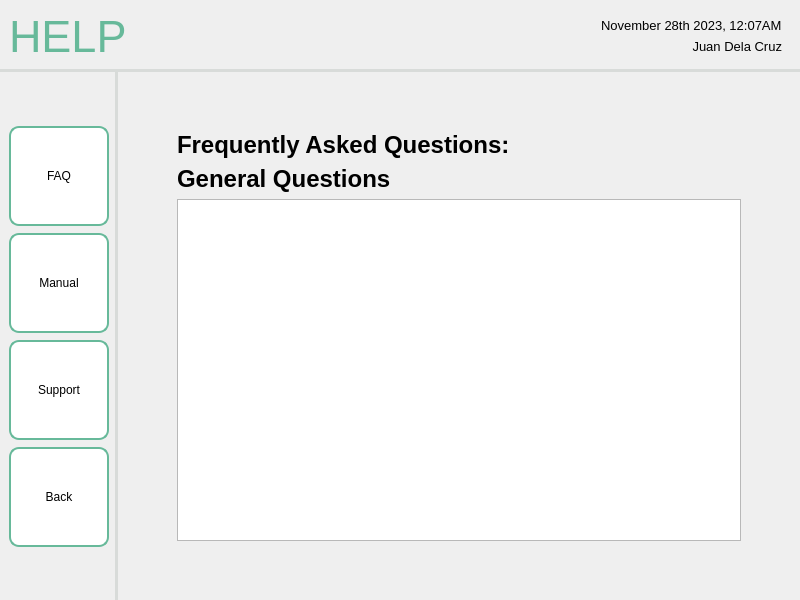
First picture: the form in screens/ui/help/help_FAQ.ui, repository sehae/POS-with-Inventory-System, before the edit.
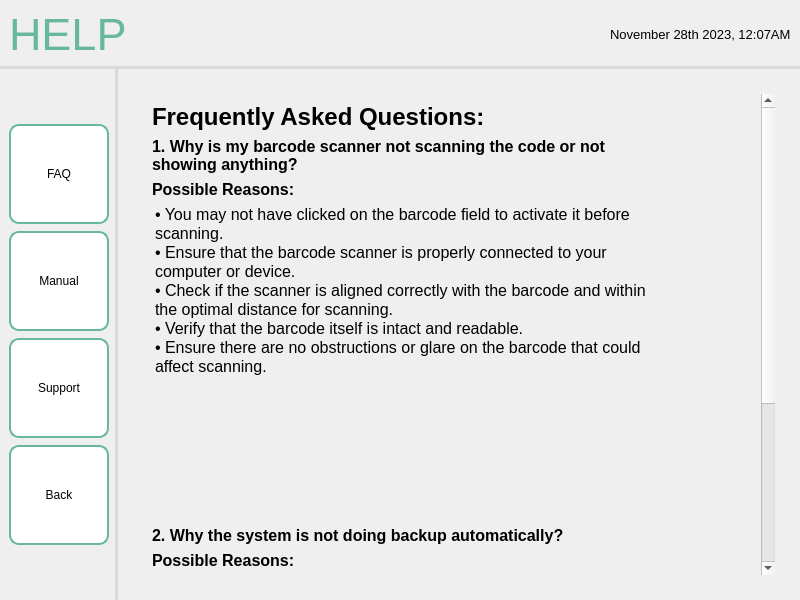
Second picture: the form after the edit. Icons and pictures are not drawn.

Commit message: Help Module DONE.

```diff
--- a/screens/ui/help/help_FAQ.ui
+++ b/screens/ui/help/help_FAQ.ui
@@ -328,46 +328,20 @@
            </spacer>
           </item>
           <item>
-           <widget class="QFrame" name="systemLabel_3">
-            <layout class="QVBoxLayout" name="verticalLayout_14">
-             <item>
-              <widget class="QLabel" name="sysTimeDate_3">
-               <property name="font">
-                <font>
-                 <pointsize>10</pointsize>
-                </font>
-               </property>
-               <property name="styleSheet">
-                <string notr="true">QLabel {
+           <widget class="QLabel" name="sysTimeDate_3">
+            <property name="font">
+             <font>
+              <pointsize>10</pointsize>
+             </font>
+            </property>
+            <property name="styleSheet">
+             <string notr="true">QLabel {
     color: black;
 }</string>
-               </property>
-               <property name="text">
-                <string>November 28th 2023, 12:07AM</string>
-               </property>
-              </widget>
-             </item>
-             <item>
-              <widget class="QLabel" name="userName_3">
-               <property name="font">
-                <font>
-                 <pointsize>10</pointsize>
-                </font>
-               </property>
-               <property name="styleSheet">
-                <string notr="true">QLabel {
-    color: black;
-}</string>
-               </property>
-               <property name="text">
-                <string>Juan Dela Cruz</string>
-               </property>
-               <property name="alignment">
-                <set>Qt::AlignRight|Qt::AlignTrailing|Qt::AlignVCenter</set>
-               </property>
-              </widget>
-             </item>
-            </layout>
+            </property>
+            <property name="text">
+             <string>November 28th 2023, 12:07AM</string>
+            </property>
            </widget>
           </item>
          </layout>
@@ -377,16 +351,16 @@
         <widget class="QWidget" name="mainContent" native="true">
          <layout class="QVBoxLayout" name="verticalLayout_10">
           <property name="leftMargin">
-           <number>50</number>
+           <number>25</number>
           </property>
           <property name="topMargin">
-           <number>50</number>
+           <number>25</number>
           </property>
           <property name="rightMargin">
-           <number>50</number>
+           <number>25</number>
           </property>
           <property name="bottomMargin">
-           <number>50</number>
+           <number>25</number>
           </property>
           <item>
            <widget class="QScrollArea" name="scrollArea">
@@ -401,11 +375,11 @@
               <rect>
                <x>0</x>
                <y>0</y>
-               <width>578</width>
-               <height>405</height>
+               <width>607</width>
+               <height>837</height>
               </rect>
              </property>
-             <layout class="QVBoxLayout" name="verticalLayout_2">
+             <layout class="QVBoxLayout" name="verticalLayout_3">
               <item>
                <widget class="QLabel" name="label">
                 <property name="font">
@@ -420,20 +394,307 @@
                </widget>
               </item>
               <item>
-               <widget class="QLabel" name="label_2">
-                <property name="font">
-                 <font>
-                  <pointsize>18</pointsize>
-                  <bold>true</bold>
-                 </font>
-                </property>
-                <property name="text">
-                 <string>General Questions</string>
-                </property>
-               </widget>
+               <layout class="QHBoxLayout" name="horizontalLayout_2">
+                <item>
+                 <widget class="QWidget" name="widget" native="true">
+                  <property name="minimumSize">
+                   <size>
+                    <width>500</width>
+                    <height>0</height>
+                   </size>
+                  </property>
+                  <property name="maximumSize">
+                   <size>
+                    <width>500</width>
+                    <height>16777215</height>
+                   </size>
+                  </property>
+                  <layout class="QVBoxLayout" name="verticalLayout">
+                   <property name="leftMargin">
+                    <number>0</number>
+                   </property>
+                   <property name="topMargin">
+                    <number>0</number>
+                   </property>
+                   <property name="rightMargin">
+                    <number>0</number>
+                   </property>
+                   <property name="bottomMargin">
+                    <number>15</number>
+                   </property>
+                   <item>
+                    <widget class="QLabel" name="label_3">
+                     <property name="font">
+                      <font>
+                       <pointsize>12</pointsize>
+                       <bold>true</bold>
+                      </font>
+                     </property>
+                     <property name="text">
+                      <string>1. Why is my barcode scanner not scanning the code or not showing anything?</string>
+                     </property>
+                     <property name="scaledContents">
+                      <bool>false</bool>
+                     </property>
+                     <property name="wordWrap">
+                      <bool>true</bool>
+                     </property>
+                    </widget>
+                   </item>
+                   <item>
+                    <widget class="QLabel" name="label_4">
+                     <property name="font">
+                      <font>
+                       <pointsize>12</pointsize>
+                       <bold>true</bold>
+                      </font>
+                     </property>
+                     <property name="text">
+                      <string>Possible Reasons:</string>
+                     </property>
+                    </widget>
+                   </item>
+                   <item>
+                    <widget class="QListWidget" name="listWidget">
+                     <property name="minimumSize">
+                      <size>
+                       <width>0</width>
+                       <height>300</height>
+                      </size>
+                     </property>
+                     <property name="maximumSize">
+                      <size>
+                       <width>16777215</width>
+                       <height>300</height>
+                      </size>
+                     </property>
+                     <property name="font">
+                      <font>
+                       <pointsize>12</pointsize>
+                      </font>
+                     </property>
+                     <property name="styleSheet">
+                      <string notr="true">QListWidget {
+	background-color: transparent;
+	outline: none;
+}
+QListWidget::item:hover {
+	background-color: transparent;
+}</string>
+                     </property>
+                     <property name="frameShape">
+                      <enum>QFrame::NoFrame</enum>
+                     </property>
+                     <property name="frameShadow">
+                      <enum>QFrame::Plain</enum>
+                     </property>
+                     <property name="verticalScrollBarPolicy">
+                      <enum>Qt::ScrollBarAlwaysOff</enum>
+                     </property>
+                     <property name="horizontalScrollBarPolicy">
+                      <enum>Qt::ScrollBarAlwaysOff</enum>
+                     </property>
+                     <property name="autoScroll">
+                      <bool>false</bool>
+                     </property>
+                     <property name="editTriggers">
+                      <set>QAbstractItemView::NoEditTriggers</set>
+                     </property>
+                     <property name="selectionMode">
+                      <enum>QAbstractItemView::NoSelection</enum>
+                     </property>
+                     <property name="isWrapping" stdset="0">
+                      <bool>false</bool>
+                     </property>
+                     <property name="viewMode">
+                      <enum>QListView::ListMode</enum>
+                     </property>
+                     <property name="uniformItemSizes">
+                      <bool>false</bool>
+                     </property>
+                     <property name="wordWrap">
+                      <bool>true</bool>
+                     </property>
+                     <property name="sortingEnabled">
+                      <bool>false</bool>
+                     </property>
+                     <item>
+                      <property name="text">
+                       <string>• You may not have clicked on the barcode field to activate it before scanning.</string>
+                      </property>
+                     </item>
+                     <item>
+                      <property name="text">
+                       <string>• Ensure that the barcode scanner is properly connected to your computer or device.</string>
+                      </property>
+                     </item>
+                     <item>
+                      <property name="text">
+                       <string>• Check if the scanner is aligned correctly with the barcode and within the optimal distance for scanning.</string>
+                      </property>
+                     </item>
+                     <item>
+                      <property name="text">
+                       <string>• Verify that the barcode itself is intact and readable.</string>
+                      </property>
+                     </item>
+                     <item>
+                      <property name="text">
+                       <string>• Ensure there are no obstructions or glare on the barcode that could affect scanning.</string>
+                      </property>
+                     </item>
+                    </widget>
+                   </item>
+                   <item>
+                    <widget class="QWidget" name="widget_2" native="true">
+                     <property name="minimumSize">
+                      <size>
+                       <width>500</width>
+                       <height>0</height>
+                      </size>
+                     </property>
+                     <property name="maximumSize">
+                      <size>
+                       <width>500</width>
+                       <height>16777215</height>
+                      </size>
+                     </property>
+                     <layout class="QVBoxLayout" name="verticalLayout_2">
+                      <property name="leftMargin">
+                       <number>0</number>
+                      </property>
+                      <property name="topMargin">
+                       <number>15</number>
+                      </property>
+                      <property name="rightMargin">
+                       <number>0</number>
+                      </property>
+                      <property name="bottomMargin">
+                       <number>0</number>
+                      </property>
+                      <item>
+                       <widget class="QLabel" name="label_5">
+                        <property name="font">
+                         <font>
+                          <pointsize>12</pointsize>
+                          <bold>true</bold>
+                         </font>
+                        </property>
+                        <property name="text">
+                         <string>2. Why the system is not doing backup automatically?</string>
+                        </property>
+                        <property name="wordWrap">
+                         <bool>true</bool>
+                        </property>
+                       </widget>
+                      </item>
+                      <item>
+                       <widget class="QLabel" name="label_6">
+                        <property name="font">
+                         <font>
+                          <pointsize>12</pointsize>
+                          <bold>true</bold>
+                         </font>
+                        </property>
+                        <property name="text">
+                         <string>Possible Reasons:</string>
+                        </property>
+                       </widget>
+                      </item>
+                      <item>
+                       <widget class="QListWidget" name="listWidget_2">
+                        <property name="font">
+                         <font>
+                          <pointsize>12</pointsize>
+                         </font>
+                        </property>
+                        <property name="styleSheet">
+                         <string notr="true">QListWidget {
+	background-color: transparent;
+	outline: none;
+}
+QListWidget::item:hover {
+	background-color: transparent;
+}</string>
+                        </property>
+                        <property name="frameShape">
+                         <enum>QFrame::NoFrame</enum>
+                        </property>
+                        <property name="frameShadow">
+                         <enum>QFrame::Plain</enum>
+                        </property>
+                        <property name="verticalScrollBarPolicy">
+                         <enum>Qt::ScrollBarAlwaysOff</enum>
+                        </property>
+                        <property name="horizontalScrollBarPolicy">
+                         <enum>Qt::ScrollBarAlwaysOff</enum>
+                        </property>
+                        <property name="autoScroll">
+                         <bool>false</bool>
+                        </property>
+                        <property name="editTriggers">
+                         <set>QAbstractItemView::NoEditTriggers</set>
+                        </property>
+                        <property name="selectionMode">
+                         <enum>QAbstractItemView::NoSelection</enum>
+                        </property>
+                        <property name="isWrapping" stdset="0">
+                         <bool>false</bool>
+                        </property>
+                        <property name="viewMode">
+                         <enum>QListView::ListMode</enum>
+                        </property>
+                        <property name="wordWrap">
+                         <bool>true</bool>
+                        </property>
+                        <property name="sortingEnabled">
+                         <bool>false</bool>
+                        </property>
+                        <item>
+                         <property name="text">
+                          <string>• If the software is closed or not running, automatic backups will not initiate. </string>
+                         </property>
+                        </item>
+                        <item>
+                         <property name="text">
+                          <string>• If you did not initiate automatic backup after opening the software, backups will not occur as scheduled.</string>
+                         </property>
+                        </item>
+                       </widget>
+                      </item>
+                     </layout>
+                    </widget>
+                   </item>
+                  </layout>
+                 </widget>
+                </item>
+                <item>
+                 <spacer name="horizontalSpacer">
+                  <property name="orientation">
+                   <enum>Qt::Horizontal</enum>
+                  </property>
+                  <property name="sizeHint" stdset="0">
+                   <size>
+                    <width>40</width>
+                    <height>20</height>
+                   </size>
+                  </property>
+                 </spacer>
+                </item>
+               </layout>
               </item>
               <item>
-               <widget class="QListView" name="listView"/>
+               <spacer name="verticalSpacer">
+                <property name="orientation">
+                 <enum>Qt::Vertical</enum>
+                </property>
+                <property name="sizeHint" stdset="0">
+                 <size>
+                  <width>20</width>
+                  <height>40</height>
+                 </size>
+                </property>
+               </spacer>
               </item>
              </layout>
             </widget>
```
Left out of the diff: 6 changed lines with no effect on the pictures. The commit also changes 7 other files.
